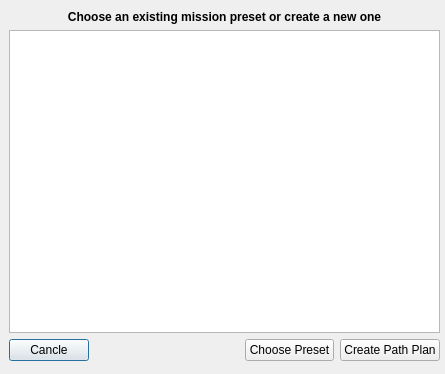
First picture: the form in ros2_ws/src/hmi/ui/flight_preset_or_create_dialog.ui, repository Samwise101/EiRT-AscenD-Robotics, before the edit.
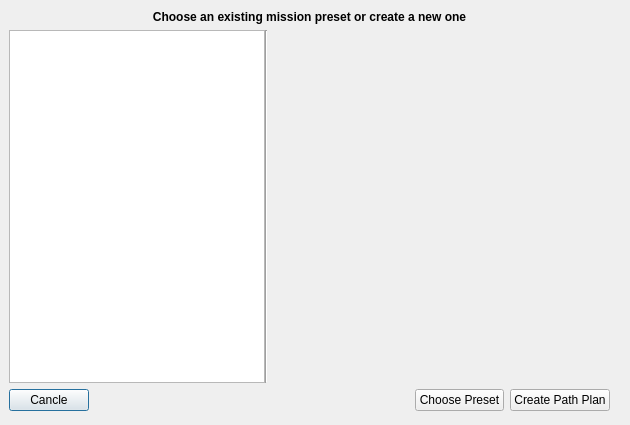
Second picture: the form after the edit. Icons and pictures are not drawn.

Commit message: Added visualization of waypoints for the presets

Diff of the .ui file:
```diff
--- a/ros2_ws/src/hmi/ui/flight_preset_or_create_dialog.ui
+++ b/ros2_ws/src/hmi/ui/flight_preset_or_create_dialog.ui
@@ -6,10 +6,22 @@
    <rect>
     <x>0</x>
     <y>0</y>
-    <width>445</width>
-    <height>374</height>
+    <width>630</width>
+    <height>425</height>
    </rect>
   </property>
+  <property name="sizePolicy">
+   <sizepolicy hsizetype="Fixed" vsizetype="Fixed">
+    <horstretch>0</horstretch>
+    <verstretch>0</verstretch>
+   </sizepolicy>
+  </property>
+  <property name="minimumSize">
+   <size>
+    <width>630</width>
+    <height>425</height>
+   </size>
+  </property>
   <property name="windowTitle">
    <string>Dialog</string>
   </property>
@@ -18,8 +30,8 @@
     <rect>
      <x>9</x>
      <y>10</y>
-     <width>431</width>
-     <height>351</height>
+     <width>601</width>
+     <height>401</height>
     </rect>
    </property>
    <layout class="QVBoxLayout" name="verticalLayout">
@@ -40,7 +52,24 @@
      </widget>
     </item>
     <item>
-     <widget class="QListWidget" name="listWidget"/>
+     <layout class="QHBoxLayout" name="horizontalLayout_2" stretch="0,0,1">
+      <property name="spacing">
+       <number>0</number>
+      </property>
+      <item>
+       <widget class="QListWidget" name="listWidget"/>
+      </item>
+      <item>
+       <widget class="Line" name="line">
+        <property name="orientation">
+         <enum>Qt::Vertical</enum>
+        </property>
+       </widget>
+      </item>
+      <item>
+       <layout class="QVBoxLayout" name="verticalLayout_2"/>
+      </item>
+     </layout>
     </item>
     <item>
      <layout class="QHBoxLayout" name="horizontalLayout">
```
The commit also changes 9 other files.
